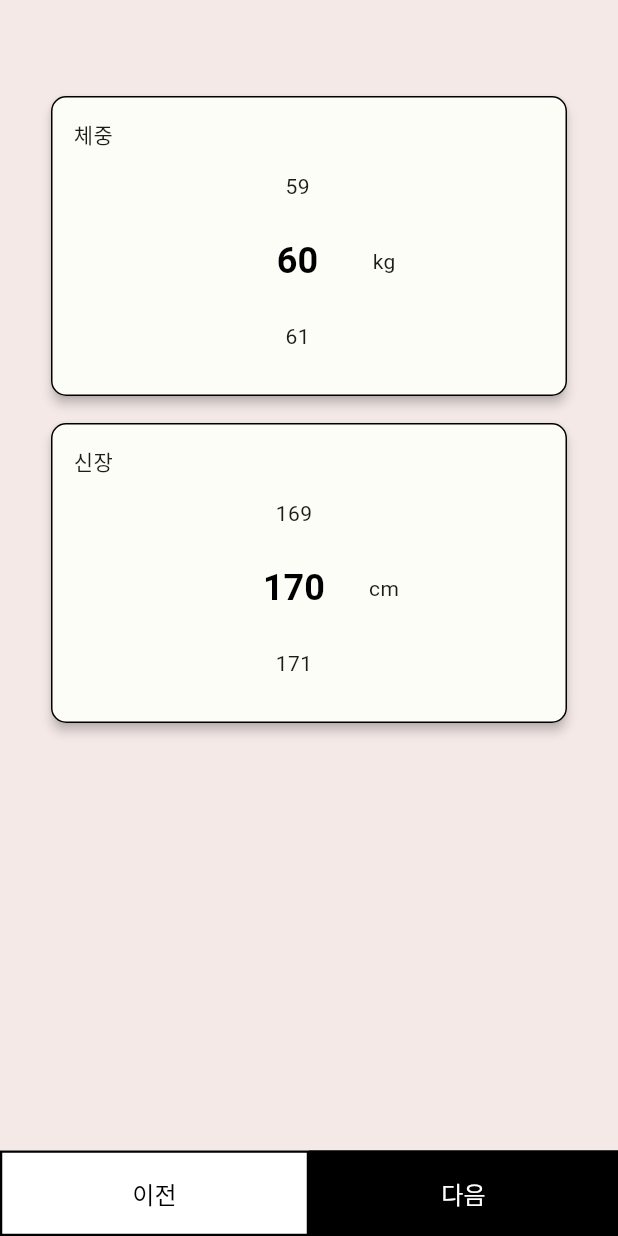
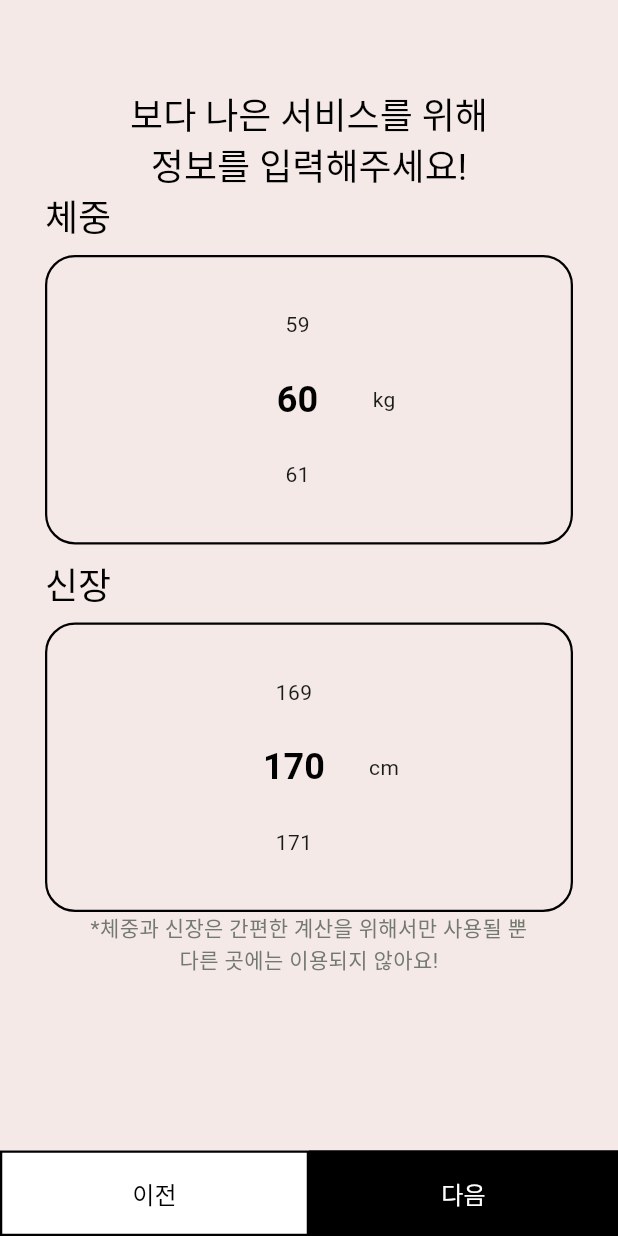
Before and after one commit to seungjoonHH/Pistachio, a Flutter app: the RegisterPage screen opened by its route, swiped to page 2, on a phone screen of 412 x 824 dp. Run offline on Flutter 3.47's test engine with Material 2 defaults, Android fonts, the phone set to English and light mode, and no system bars; drawn by our look-alikes of carousel_slider, numberpicker; our stand-ins replace animated_flip_counter, cloud_firestore, dots_indicator, firebase_auth, firebase_core, firebase_messaging and 12 more; missing offline and left inert: bottom_sheet_bar, flutter_polygon, flutter_shake_animated; accounts and stored records are empty; Roboto replaces fonts that are missing (BMJUA).

Commit message:
register page update

```diff
--- a/lib/view/page/register/widget.dart
+++ b/lib/view/page/register/widget.dart
@@ -10,6 +10,7 @@ import 'package:pistachio/global/theme.dart';
 import 'package:pistachio/model/enum/enum.dart';
 import 'package:pistachio/presenter/page/register.dart';
 import 'package:pistachio/view/widget/button/button.dart';
+import 'package:pistachio/view/widget/widget/card.dart';
 import 'package:pistachio/view/widget/widget/text.dart';
 
 // 회원가입 페이지 위젯 모음
@@ -291,29 +292,53 @@ class WeightHeightView extends StatelessWidget {
       ),
     };
 
-    return ListView.separated(
-      physics: const NeverScrollableScrollPhysics(),
-      itemCount: contents.length,
-      itemBuilder: (context, index) => Card(
-        elevation: 3.0,
-        shape: RoundedRectangleBorder(
-          side: const BorderSide(
+    return Column(
+      children: [
+        Center(
+          child: PText(
+            '보다 나은 서비스를 위해\n정보를 입력해주세요!',
+            style: textTheme.headlineSmall,
             color: PTheme.black,
+            maxLines: 2,
+            align: TextAlign.center,
           ),
-          borderRadius: BorderRadius.circular(10),
         ),
-        child: Padding(
-          padding: const EdgeInsets.all(15.0),
-          child: Column(
+        ListView.separated(
+          shrinkWrap: true,
+          physics: const NeverScrollableScrollPhysics(),
+          itemCount: contents.length,
+          itemBuilder: (context, index) => Column(
             crossAxisAlignment: CrossAxisAlignment.start,
             children: [
-              Text(contents.keys.toList()[index]),
-              contents[contents.keys.toList()[index]]!,
+              PText(contents.keys.toList()[index],
+                style: textTheme.headlineSmall,
+              ),
+              const SizedBox(height: 10.0),
+              PCard(
+                rounded: true,
+                color: Colors.transparent,
+                child: Column(
+                  crossAxisAlignment: CrossAxisAlignment.start,
+                  children: [
+                    contents[contents.keys.toList()[index]]!,
+                  ],
+                ),
+              ),
+
             ],
           ),
+          separatorBuilder: (context, index) => const SizedBox(height: 10.0),
         ),
-      ),
-      separatorBuilder: (context, index) => const SizedBox(height: 10.0),
+        Center(
+          child: PText(
+            '*체중과 신장은 간편한 계산을 위해서만 사용될 뿐\n다른 곳에는 이용되지 않아요!',
+            style: textTheme.bodyMedium,
+            color: colorScheme.outline,
+            maxLines: 2,
+            align: TextAlign.center,
+          ),
+        ),
+      ],
     );
   }
 }
```
